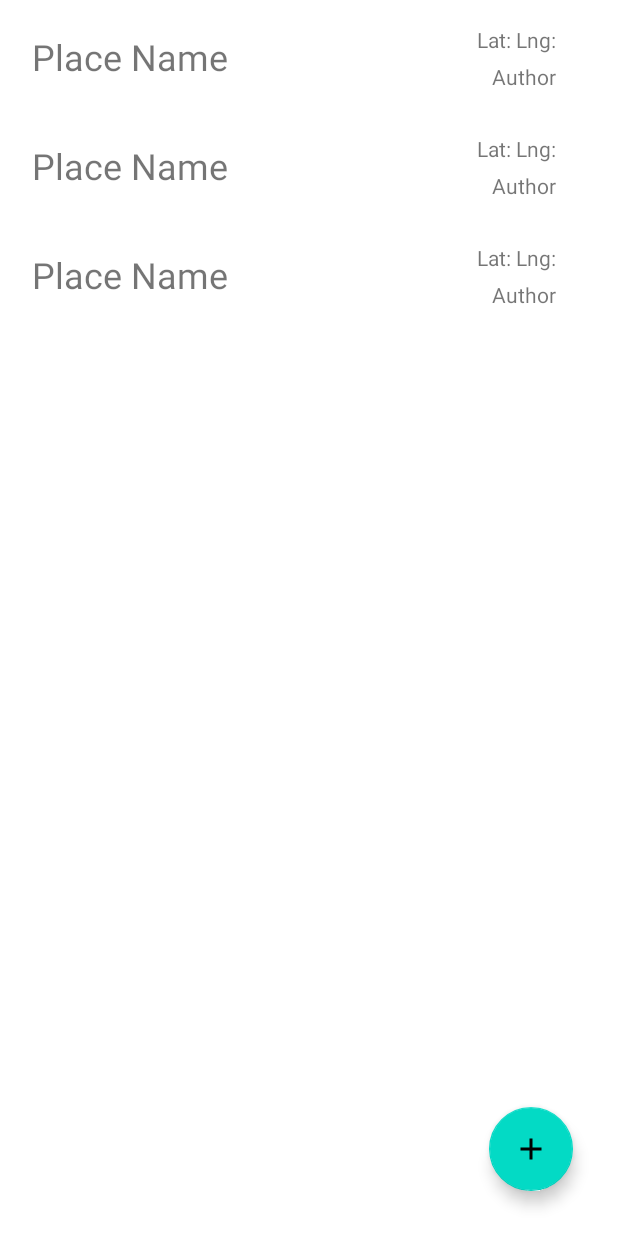
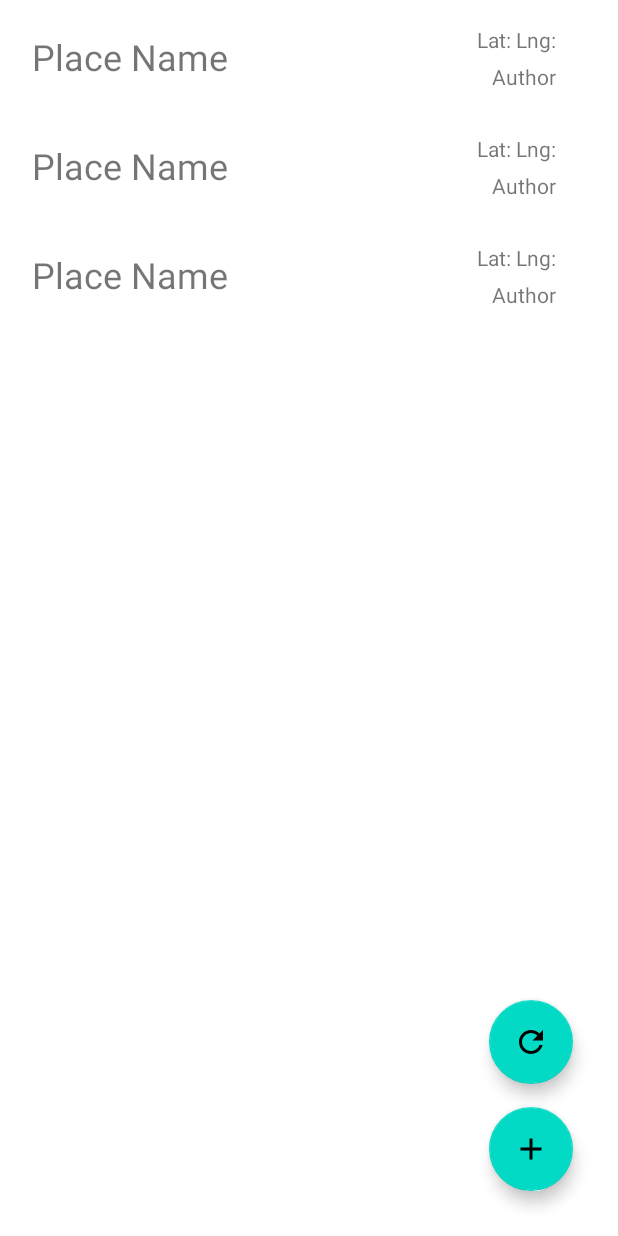
Before and after one commit to Viktorjb/MapApp, an Android app: the layout activity_list.xml on its own in the app's theme, with its tools: preview values and no code run, on a phone screen of 412 x 824 dp. Run offline under Robolectric (Android 15) with nearby library versions, the phone set to English and light mode, and no system bars.

Commit message:
better working list

```diff
--- a/app/src/main/java/com/example/mapapp/Place.kt
+++ b/app/src/main/java/com/example/mapapp/Place.kt
@@ -1,5 +1,5 @@
 package com.example.mapapp
 
-class Place(val name : String? = "place", val desc : String? = "desc", val lat : Double? = 0.0, val lng : Double? = 0.0,
-            val author : String? = "author") {
+class Place(val name : String? = "place", val desc : String? = "desc", val lat : Double? = 0.0,
+            val lng : Double? = 0.0, val author : String? = "author") {
 }
--- /dev/null
+++ b/app/src/main/res/drawable/ic_baseline_refresh_24.xml
@@ -0,0 +1,5 @@
+<vector android:height="24dp" android:tint="#000000"
+    android:viewportHeight="24" android:viewportWidth="24"
+    android:width="24dp" xmlns:android="http://schemas.android.com/apk/res/android">
+    <path android:fillColor="@android:color/white" android:pathData="M17.65,6.35C16.2,4.9 14.21,4 12,4c-4.42,0 -7.99,3.58 -7.99,8s3.57,8 7.99,8c3.73,0 6.84,-2.55 7.73,-6h-2.08c-0.82,2.33 -3.04,4 -5.65,4 -3.31,0 -6,-2.69 -6,-6s2.69,-6 6,-6c1.66,0 3.14,0.69 4.22,1.78L13,11h7V4l-2.35,2.35z"/>
+</vector>
--- a/app/src/main/res/layout/activity_list.xml
+++ b/app/src/main/res/layout/activity_list.xml
@@ -31,4 +31,15 @@
         app:layout_constraintBottom_toBottomOf="parent"
         app:layout_constraintEnd_toEndOf="parent"
         app:srcCompat="@drawable/ic_baseline_add_24" />
+
+    <com.google.android.material.floatingactionbutton.FloatingActionButton
+        android:id="@+id/updateActionButton"
+        android:layout_width="wrap_content"
+        android:layout_height="wrap_content"
+        android:layout_marginEnd="30dp"
+        android:layout_marginBottom="15dp"
+        android:clickable="true"
+        app:layout_constraintBottom_toTopOf="@+id/floatingActionButton"
+        app:layout_constraintEnd_toEndOf="parent"
+        app:srcCompat="@drawable/ic_baseline_refresh_24" />
 </androidx.constraintlayout.widget.ConstraintLayout>
```
Also changed, not shown: app/src/main/java/com/example/mapapp/ListActivity.kt (+18 -32 lines).
